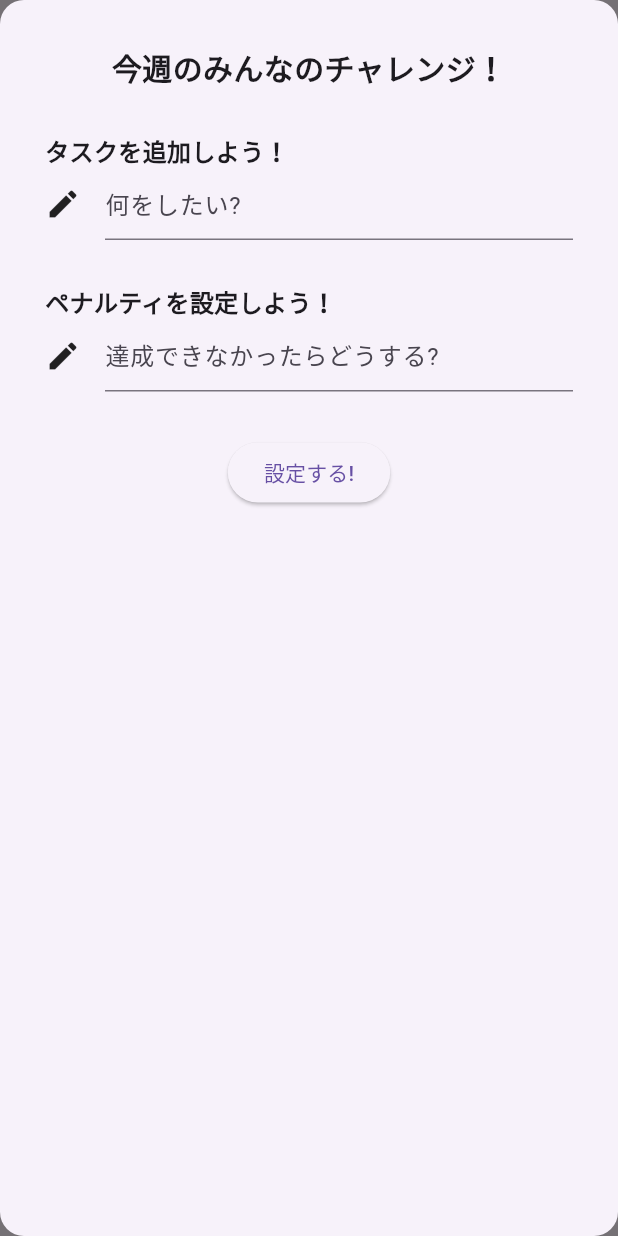
After one commit to r-sei/Flutter_Jr_hackathon, a Flutter app: the TaskPage screen opened directly, after a tap on the "add" icon, on a phone screen of 412 x 824 dp. The commit adds this screen. Run offline on Flutter 3.47's test engine with Material 3 defaults, Android fonts, the phone set to English and light mode, and no system bars; our stand-ins replace cloud_firestore, firebase_core, flutter_riverpod, riverpod_annotation; accounts and stored records are empty; generated files the repository leaves out were written again.

Commit message:
task追加の入力画面作成

```diff
--- /dev/null
+++ b/lib/sheet/task_sheet.dart
@@ -0,0 +1,65 @@
+import 'package:flutter/material.dart';
+import 'package:flutter_riverpod/flutter_riverpod.dart';
+
+class AddNewTask extends ConsumerWidget {
+  const AddNewTask({super.key});
+
+  @override
+  Widget build(BuildContext context, WidgetRef ref) {
+    return Container(
+      padding: const EdgeInsets.all(30),
+      child: Column(
+        children: [
+          Text('今週のみんなのチャレンジ！',
+              style: TextStyle(fontSize: 20, fontWeight: FontWeight.bold)),
+          const SizedBox(height: 30),
+          Align(
+              alignment: Alignment.centerLeft,
+              child: Text('タスクを追加しよう！', style: TextStyle(fontSize: 16, fontWeight: FontWeight.bold))),
+          //const SizedBox(height: 16),
+          Row(
+            children: [
+              Icon(Icons.edit),
+              const SizedBox(width: 16),
+              Flexible(
+                child: TextField(
+                  maxLines: null,
+                  decoration: InputDecoration(
+                    hintText: '何をしたい?',
+                  ),
+                ),
+              ),
+            ],
+          ),
+          const SizedBox(height: 30),
+          Align(
+            alignment: Alignment.centerLeft,
+            child: Text('ペナルティを設定しよう！', style: TextStyle(fontSize: 16, fontWeight: FontWeight.bold)),
+          ),
+          //const SizedBox(height: 16),
+          Row(
+            children: [
+              Icon(Icons.edit),
+              const SizedBox(width: 16),
+              Flexible(
+                child: TextField(
+                  maxLines: null,
+                  decoration: InputDecoration(
+                    hintText: '達成できなかったらどうする?',
+                  ),
+                ),
+              ),
+            ],
+          ),
+          const SizedBox(height: 30),
+          ElevatedButton(
+            onPressed: () {
+              Navigator.of(context).pop();
+            },
+            child: Text('設定する!'),
+          ),
+        ],
+      ),
+    );
+  }
+}
--- a/lib/task/task_floating_action_button.dart
+++ b/lib/task/task_floating_action_button.dart
@@ -1,10 +1,18 @@
 import 'package:flutter/material.dart';
+import 'package:flutter_jr_hackathon/sheet/task_sheet.dart';
 
 class TaskFloatingActionButton extends StatelessWidget {
   const TaskFloatingActionButton({super.key});
 
   @override
   Widget build(BuildContext context) {
-    return FloatingActionButton(onPressed: () {});
+    return FloatingActionButton(onPressed: () => showModalBottomSheet(
+          isScrollControlled: true,
+          shape:
+              RoundedRectangleBorder(borderRadius: BorderRadius.circular(16)),
+          context: context,
+          builder: (context) => AddNewTask()),
+      child: Icon(Icons.add),
+    );
   }
 }
```
